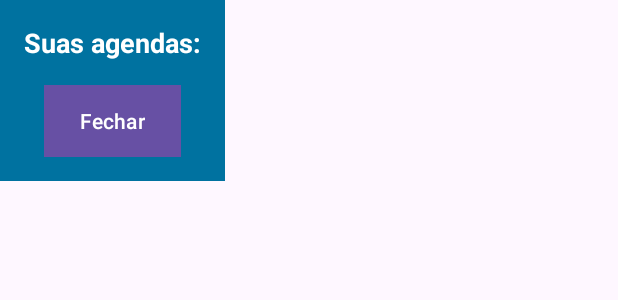
After one commit to molinaiago/VeterinaryManager, an Android app: the layout my_schedules_popup.xml on its own in the app's theme, with its tools: preview values and no code run, on a phone screen of 412 x 824 dp. The commit adds this screen. Shown: the top 300 px of the screen. Run offline under Robolectric (Android 15) with nearby library versions, the phone set to English and light mode, and no system bars.

Commit message:
NewButtonMySchedules
- You can see your schedules now

```diff
--- /dev/null
+++ b/app/src/main/res/drawable/background_edittext_home.xml
@@ -0,0 +1,6 @@
+<?xml version="1.0" encoding="utf-8"?>
+<shape xmlns:android="http://schemas.android.com/apk/res/android" android:shape="rectangle">
+
+    <solid android:color="@color/white"/>
+
+</shape>
--- /dev/null
+++ b/app/src/main/res/layout/my_schedules_popup.xml
@@ -0,0 +1,30 @@
+<?xml version="1.0" encoding="utf-8"?>
+<LinearLayout xmlns:android="http://schemas.android.com/apk/res/android"
+    android:layout_width="wrap_content"
+    android:layout_height="wrap_content"
+    android:orientation="vertical"
+    android:padding="16dp"
+    android:background="@color/denim"
+    >
+
+    <TextView
+        android:textColor="@color/white"
+        android:id="@+id/agendasTextView"
+        android:layout_width="wrap_content"
+        android:layout_height="wrap_content"
+        android:text="Suas agendas:"
+        android:textSize="18sp"
+        android:textStyle="bold" />
+
+    <!-- Aqui você pode adicionar outros elementos para exibir as agendas do usuário -->
+
+    <Button
+        android:id="@+id/closeButton"
+        android:layout_width="wrap_content"
+        android:layout_height="wrap_content"
+        android:textColor="@color/white"
+        android:text="Fechar"
+        android:background="@color/midnightblue"
+        android:layout_gravity="center_horizontal"
+        android:layout_marginTop="16dp" />
+</LinearLayout>
```
Also changed, not shown: app/src/main/java/com/project/VeterinaryManager/view/home.kt (+38 -10 lines), app/src/main/res/layout/activity_home.xml (+5 -5 lines).
